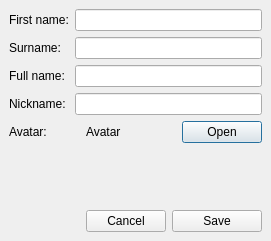
The window that widgets/vcardeditor.ui (xmpp-graveyard/jabbim) describes before a commit, drawn with Qt 5.
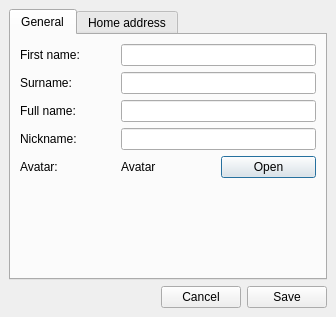
The same window after the commit.

Diff of the .ui file:
```diff
--- a/widgets/vcardeditor.ui
+++ b/widgets/vcardeditor.ui
@@ -5,8 +5,8 @@
    <rect>
     <x>0</x>
     <y>0</y>
-    <width>271</width>
-    <height>241</height>
+    <width>336</width>
+    <height>317</height>
    </rect>
   </property>
   <property name="windowTitle" >
@@ -19,38 +19,37 @@
    <property name="spacing" >
     <number>6</number>
    </property>
-   <item row="3" column="1" colspan="4" >
-    <widget class="QLineEdit" name="nickname" />
-   </item>
-   <item row="3" column="0" >
-    <widget class="QLabel" name="label_4" >
-     <property name="text" >
-      <string>Nickname:</string>
+   <item row="0" column="0" colspan="3" >
+    <widget class="QTabWidget" name="tabWidget" >
+     <property name="currentIndex" >
+      <number>0</number>
      </property>
-    </widget>
-   </item>
-   <item row="4" column="4" >
-    <widget class="QPushButton" name="setAvatar" >
-     <property name="text" >
-      <string>Open</string>
-     </property>
-    </widget>
-   </item>
-   <item row="4" column="2" colspan="2" >
+     <widget class="QWidget" name="tab" >
+      <attribute name="title" >
+       <string>General</string>
+      </attribute>
+      <layout class="QGridLayout" >
+       <property name="margin" >
+        <number>9</number>
+       </property>
+       <property name="spacing" >
+        <number>6</number>
+       </property>
+       <item row="4" column="1" >
     <widget class="QLabel" name="avatar" >
      <property name="text" >
       <string>Avatar</string>
      </property>
     </widget>
    </item>
-   <item row="4" column="0" colspan="2" >
+       <item row="4" column="0" >
     <widget class="QLabel" name="label_3" >
      <property name="text" >
       <string>Avatar:</string>
      </property>
     </widget>
    </item>
-   <item row="5" column="2" >
+       <item row="5" column="1" >
     <spacer>
      <property name="orientation" >
       <enum>Qt::Vertical</enum>
@@ -63,33 +62,10 @@
      </property>
     </spacer>
    </item>
-   <item row="2" column="1" colspan="4" >
-    <widget class="QLineEdit" name="fullname" />
-   </item>
-   <item row="6" column="0" colspan="2" >
-    <spacer>
-     <property name="orientation" >
-      <enum>Qt::Horizontal</enum>
-     </property>
-     <property name="sizeHint" >
-      <size>
-       <width>71</width>
-       <height>20</height>
-      </size>
-     </property>
-    </spacer>
-   </item>
-   <item row="6" column="2" >
-    <widget class="QPushButton" name="pushButton_2" >
+       <item row="3" column="0" >
+        <widget class="QLabel" name="label_4" >
      <property name="text" >
-      <string>Cancel</string>
-     </property>
-    </widget>
-   </item>
-   <item row="6" column="3" colspan="2" >
-    <widget class="QPushButton" name="pushButton" >
-     <property name="text" >
-      <string>Save</string>
+          <string>Nickname:</string>
      </property>
     </widget>
    </item>
@@ -100,6 +76,12 @@
      </property>
     </widget>
    </item>
+       <item row="0" column="1" colspan="2" >
+        <widget class="QLineEdit" name="name" />
+       </item>
+       <item row="1" column="1" colspan="2" >
+        <widget class="QLineEdit" name="surname" />
+       </item>
    <item row="0" column="0" >
     <widget class="QLabel" name="label" >
      <property name="text" >
@@ -107,16 +89,59 @@
      </property>
     </widget>
    </item>
-   <item row="0" column="1" colspan="4" >
-    <widget class="QLineEdit" name="name" />
-   </item>
-   <item row="1" column="1" colspan="4" >
-    <widget class="QLineEdit" name="surname" />
-   </item>
    <item row="2" column="0" >
     <widget class="QLabel" name="label_5" >
      <property name="text" >
       <string>Full name:</string>
+         </property>
+        </widget>
+       </item>
+       <item row="2" column="1" colspan="2" >
+        <widget class="QLineEdit" name="fullname" />
+       </item>
+       <item row="3" column="1" colspan="2" >
+        <widget class="QLineEdit" name="nickname" />
+       </item>
+       <item row="4" column="2" >
+        <widget class="QPushButton" name="setAvatar" >
+         <property name="text" >
+          <string>Open</string>
+         </property>
+        </widget>
+       </item>
+      </layout>
+     </widget>
+     <widget class="QWidget" name="tab_2" >
+      <attribute name="title" >
+       <string>Home address</string>
+      </attribute>
+     </widget>
+    </widget>
+   </item>
+   <item row="1" column="0" >
+    <spacer>
+     <property name="orientation" >
+      <enum>Qt::Horizontal</enum>
+     </property>
+     <property name="sizeHint" >
+      <size>
+       <width>71</width>
+       <height>20</height>
+      </size>
+     </property>
+    </spacer>
+   </item>
+   <item row="1" column="1" >
+    <widget class="QPushButton" name="pushButton_2" >
+     <property name="text" >
+      <string>Cancel</string>
+     </property>
+    </widget>
+   </item>
+   <item row="1" column="2" >
+    <widget class="QPushButton" name="pushButton" >
+     <property name="text" >
+      <string>Save</string>
      </property>
     </widget>
    </item>
```
Lines whose indentation alone changed are shown as unchanged.
